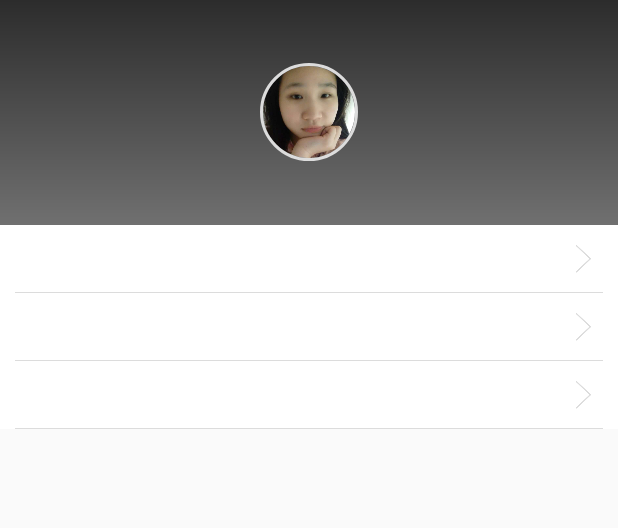
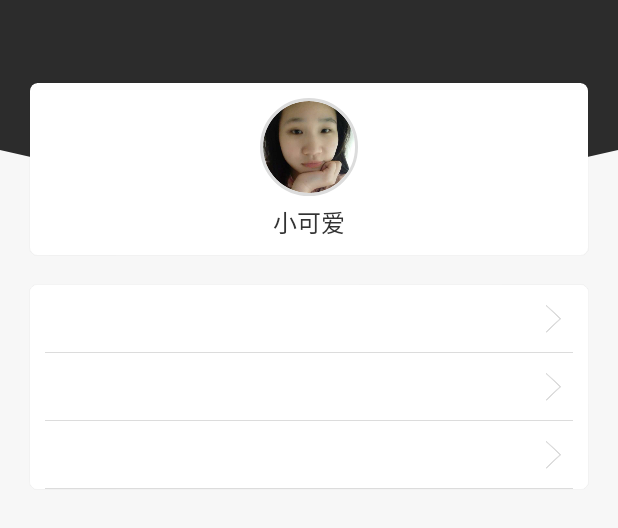
Before and after one commit to StevenZhangHl/SnowDream, an Android app: the layout fragment_me.xml on its own in the app's theme, with its tools: preview values and no code run, on a phone screen of 412 x 824 dp. Shown: the top 528 px of the screen. Run offline under Robolectric (Android 15) with nearby library versions, the phone set to English and light mode, and no system bars; plain views replace SmartRefreshLayout; Roboto replaces fonts that are not available here.

Commit message:
1.优化界面 2.增加签到页面

```diff
--- a/app/build.gradle
+++ b/app/build.gradle
@@ -11,7 +11,7 @@ android {
         minSdkVersion 21
         targetSdkVersion 28
         versionCode 1
-        versionName "1.0.0"
+        versionName "1.0.1"
         testInstrumentationRunner "android.support.test.runner.AndroidJUnitRunner"
         ndk {
             //设置支持的SO库架构（开发者可以根据需要，选择一个或多个平台的so）
--- a/app/src/main/AndroidManifest.xml
+++ b/app/src/main/AndroidManifest.xml
@@ -63,7 +63,8 @@
             android:label="@string/title_activity_history_detail"
             android:theme="@style/AppTheme" />
         <activity android:name=".ui.activity.ShowAmapActivity" />
-        <activity android:name=".ui.activity.MyAddressActivity"></activity>
+        <activity android:name=".ui.activity.MyAddressActivity" />
+        <activity android:name=".ui.activity.SignInActivity"></activity>
     </application>
 
 </manifest>
--- a/app/src/main/java/com/example/zealience/oneiromancy/ui/fragment/MeFragment.java
+++ b/app/src/main/java/com/example/zealience/oneiromancy/ui/fragment/MeFragment.java
@@ -11,6 +11,7 @@ import com.example.zealience.oneiromancy.entity.EventEntity;
 import com.example.zealience.oneiromancy.ui.activity.MyAddressActivity;
 import com.example.zealience.oneiromancy.ui.activity.SearchActivity;
 import com.example.zealience.oneiromancy.ui.activity.ShowAmapActivity;
+import com.example.zealience.oneiromancy.ui.activity.SignInActivity;
 import com.example.zealience.oneiromancy.ui.activity.UserInfolActivity;
 import com.example.zealience.oneiromancy.util.UserHelper;
 import com.hw.ycshareelement.YcShareElement;
@@ -79,6 +80,7 @@ public class MeFragment extends BaseFragment implements View.OnClickListener, IS
         customLayout_collection.setTv_left("收藏");
         customLayoutSignIn.setTv_left("签到");
         customLayoutAddress.setTv_left("地址");
+        customLayout_collection.hidenLine();
         customLayout_collection.setLeftDrawable(R.mipmap.icon_collection);
         customLayoutSignIn.setLeftDrawable(R.mipmap.icon_sign_in);
         customLayoutAddress.setLeftDrawable(R.mipmap.icon_address);
@@ -117,7 +119,7 @@ public class MeFragment extends BaseFragment implements View.OnClickListener, IS
             startActivity(MyAddressActivity.class);
         }
         if (v == customLayoutSignIn) {
-
+            startActivity(SignInActivity.class);
         }
     }
 
--- a/app/src/main/res/layout/fragment_me.xml
+++ b/app/src/main/res/layout/fragment_me.xml
@@ -4,6 +4,7 @@
     android:id="@+id/refresh__me"
     android:layout_width="match_parent"
     android:layout_height="match_parent"
+    android:background="@color/color_F7F7F7"
     android:orientation="vertical"
     app:srlEnableLoadMore="false">
 
@@ -14,19 +15,60 @@
 
         <RelativeLayout
             android:layout_width="match_parent"
+            android:layout_height="190dp">
+
+            <com.steven.base.widget.ArcView
+                android:layout_width="match_parent"
                 android:layout_height="@dimen/margin_150"
-            android:background="@drawable/bg_gradient_me">
+                app:arcHeight="@dimen/margin_50"
+                app:bgColor="@color/mainColor" />
+
+            <android.support.v7.widget.CardView
+                android:layout_width="match_parent"
+                android:layout_height="wrap_content"
+                android:layout_alignParentBottom="true"
+                android:layout_margin="@dimen/margin_20"
+                android:background="@color/white"
+                app:cardCornerRadius="@dimen/margin_5">
+
+                <LinearLayout
+                    android:layout_width="match_parent"
+                    android:layout_height="wrap_content"
+                    android:orientation="vertical"
+                    android:padding="@dimen/margin_10">
 
                     <de.hdodenhof.circleimageview.CircleImageView
                         android:id="@+id/iv_me_head"
                         android:layout_width="65dp"
+                        android:layout_height="65dp"
+                        android:layout_gravity="center_horizontal"
+                        android:src="@mipmap/icon_user"
                         android:transitionName="userInfoImageHead"
-                android:layout_height="65dp"
-                android:layout_centerInParent="true"
-                android:src="@mipmap/icon_user"
                         app:civ_border_color="@color/DCDCDC"
                         app:civ_border_width="2dp" />
+
+                    <TextView
+                        style="@style/text_16_333333"
+                        android:layout_width="wrap_content"
+                        android:layout_height="wrap_content"
+                        android:layout_gravity="center_horizontal"
+                        android:layout_marginTop="@dimen/margin_5"
+                        android:text="小可爱" />
+                </LinearLayout>
+            </android.support.v7.widget.CardView>
         </RelativeLayout>
+
+        <android.support.v7.widget.CardView
+            android:layout_width="match_parent"
+            android:layout_height="wrap_content"
+            android:layout_marginLeft="@dimen/margin_20"
+            android:layout_marginRight="@dimen/margin_20"
+            app:cardCornerRadius="@dimen/margin_5">
+
+            <LinearLayout
+                android:layout_width="match_parent"
+                android:layout_height="wrap_content"
+                android:orientation="vertical">
 
                 <com.steven.base.widget.CustomLayoutGroup
                     android:id="@+id/customLayout_signIn"
@@ -43,4 +85,6 @@
                     android:layout_width="match_parent"
                     android:layout_height="wrap_content"></com.steven.base.widget.CustomLayoutGroup>
             </LinearLayout>
+        </android.support.v7.widget.CardView>
+    </LinearLayout>
 </com.scwang.smartrefresh.layout.SmartRefreshLayout>
--- /dev/null
+++ b/base/src/main/java/com/steven/base/widget/ArcView.java
@@ -0,0 +1,87 @@
+package com.steven.base.widget;
+
+import android.content.Context;
+import android.content.res.TypedArray;
+import android.graphics.Canvas;
+import android.graphics.Color;
+import android.graphics.Paint;
+import android.graphics.Path;
+import android.graphics.Rect;
+import android.support.annotation.Nullable;
+import android.util.AttributeSet;
+import android.view.View;
+
+import com.steven.base.R;
+
+/**
+ * @user steven
+ * @createDate 2019/3/14 15:34
+ * @description 凸起的圆弧view
+ */
+public class ArcView extends View {
+    private int mWidth;
+    private int mHeight;
+    /**
+     * 弧形高度
+     */
+    private int mArcHeight;
+    /**
+     * 背景颜色
+     */
+    private int mBgColor;
+    private Paint mPaint;
+    private Context mContext;
+
+    public ArcView(Context context) {
+        this(context, null);
+    }
+
+    public ArcView(Context context, @Nullable AttributeSet attrs) {
+        this(context, attrs, 0);
+    }
+
+    public ArcView(Context context, @Nullable AttributeSet attrs, int defStyleAttr) {
+        super(context, attrs, defStyleAttr);
+
+        TypedArray typedArray = context.obtainStyledAttributes(attrs, R.styleable.ArcView);
+        mArcHeight = typedArray.getDimensionPixelSize(R.styleable.ArcView_arcHeight, 0);
+        mBgColor = typedArray.getColor(R.styleable.ArcView_bgColor, Color.parseColor("#303F9F"));
+
+        mContext = context;
+        mPaint = new Paint();
+    }
+
+    @Override
+    protected void onDraw(Canvas canvas) {
+        super.onDraw(canvas);
+
+        mPaint.setStyle(Paint.Style.FILL);
+        mPaint.setColor(mBgColor);
+        mPaint.setAntiAlias(true);
+
+        Rect rect = new Rect(0, 0, mWidth, mHeight - mArcHeight);
+        canvas.drawRect(rect, mPaint);
+        Path path = new Path();
+        path.moveTo(0, mHeight - mArcHeight);
+        path.quadTo(mWidth / 2, mHeight, mWidth, mHeight - mArcHeight);
+        canvas.drawPath(path, mPaint);
+
+    }
+
+    @Override
+    protected void onMeasure(int widthMeasureSpec, int heightMeasureSpec) {
+        super.onMeasure(widthMeasureSpec, heightMeasureSpec);
+        int widthSize = MeasureSpec.getSize(widthMeasureSpec);
+        int widthMode = MeasureSpec.getMode(widthMeasureSpec);
+        int heightSize = MeasureSpec.getSize(heightMeasureSpec);
+        int heightMode = MeasureSpec.getMode(heightMeasureSpec);
+
+        if (widthMode == MeasureSpec.EXACTLY) {
+            mWidth = widthSize;
+        }
+        if (heightMode == MeasureSpec.EXACTLY) {
+            mHeight = heightSize;
+        }
+        setMeasuredDimension(mWidth, mHeight);
+    }
+}
--- a/base/src/main/java/com/steven/base/widget/CustomLayoutGroup.java
+++ b/base/src/main/java/com/steven/base/widget/CustomLayoutGroup.java
@@ -26,6 +26,7 @@ public class CustomLayoutGroup extends RelativeLayout {
     private int rightDrawable;
     private String leftTitle;
     private String rightTitle;
+    private View view_line;
 
     public CustomLayoutGroup(Context context) {
         super(context);
@@ -48,6 +49,7 @@ public class CustomLayoutGroup extends RelativeLayout {
         tv_left = (TextView) view.findViewById(R.id.tv_left_title);
         tv_right = (TextView) view.findViewById(R.id.tv_right_title);
         iv_right = (ImageView) view.findViewById(R.id.iv_right);
+        view_line = (View) view.findViewById(R.id.view_line);
         tv_left.setCompoundDrawablePadding(DisplayUtil.dip2px(10));
         addView(view);
     }
@@ -102,4 +104,11 @@ public class CustomLayoutGroup extends RelativeLayout {
     public Drawable getDrawable(int drawalbeResource) {
         return getResources().getDrawable(drawalbeResource);
     }
+
+    /**
+     * 隐藏底部分界线
+     */
+    public void hidenLine() {
+        view_line.setVisibility(GONE);
+    }
 }
--- a/base/src/main/res/layout/layout_custom_group.xml
+++ b/base/src/main/res/layout/layout_custom_group.xml
@@ -26,8 +26,8 @@
                 android:id="@+id/tv_right_title"
                 android:layout_width="wrap_content"
                 android:layout_height="wrap_content"
-                android:layout_marginRight="@dimen/margin_10"
-                android:layout_gravity="center_vertical" />
+                android:layout_gravity="center_vertical"
+                android:layout_marginRight="@dimen/margin_10" />
 
             <ImageView
                 android:id="@+id/iv_right"
@@ -42,6 +42,7 @@
         </LinearLayout>
 
         <View
+            android:id="@+id/view_line"
             android:layout_width="match_parent"
             android:layout_height="0.5dp"
             android:layout_alignParentBottom="true"
```
Also changed, not shown: app/src/main/java/com/example/zealience/oneiromancy/entity/SignInEntity.java (added, +27 -0 lines), app/src/main/java/com/example/zealience/oneiromancy/ui/SignInNoteAdapter.java (added, +25 -0 lines), app/src/main/java/com/example/zealience/oneiromancy/ui/activity/SignInActivity.java (added, +37 -0 lines), app/src/main/res/layout/activity_sign_in.xml (added, +59 -0 lines), base/src/main/java/com/steven/base/widget/ArcImageView.java (added, +50 -0 lines), base/src/main/res/values/attrs.xml (+10 -0 lines), app/src/main/res/mipmap-xxhdpi/bg_sign_in.jpg (added), app/src/main/res/mipmap-xxhdpi/icon_jifen.png (added). Lines whose indentation alone changed are shown as unchanged.
